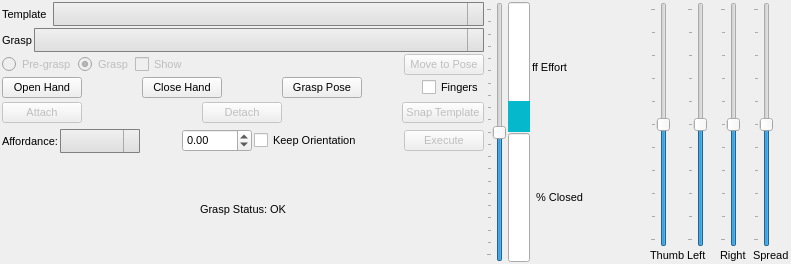
Old version of the form vigir_ocs_grasp_widget/src/graspWidget.ui in the repository team-vigir/vigir_ocs_common.
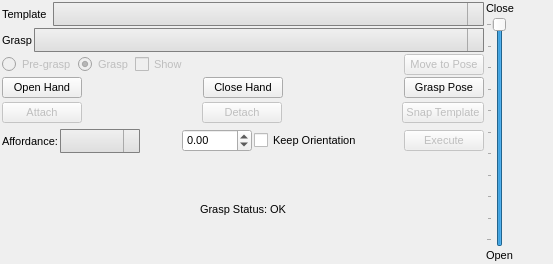
New version of the form.

Commit message: Removed individual finger control from grasp widget

```diff
--- a/vigir_ocs_grasp_widget/src/graspWidget.ui
+++ b/vigir_ocs_grasp_widget/src/graspWidget.ui
@@ -6,7 +6,7 @@
    <rect>
     <x>0</x>
     <y>0</y>
-    <width>791</width>
+    <width>553</width>
     <height>264</height>
    </rect>
   </property>
@@ -340,29 +340,6 @@
             </property>
            </widget>
           </item>
-          <item>
-           <spacer name="horizontalSpacer_7">
-            <property name="orientation">
-             <enum>Qt::Horizontal</enum>
-            </property>
-            <property name="sizeType">
-             <enum>QSizePolicy::Expanding</enum>
-            </property>
-            <property name="sizeHint" stdset="0">
-             <size>
-              <width>40</width>
-              <height>20</height>
-             </size>
-            </property>
-           </spacer>
-          </item>
-          <item>
-           <widget class="QCheckBox" name="fingerBox">
-            <property name="text">
-             <string>Fingers</string>
-            </property>
-           </widget>
-          </item>
          </layout>
         </item>
         <item>
@@ -680,13 +657,20 @@
                <property name="spacing">
                 <number>2</number>
                </property>
+               <item>
+                <widget class="QLabel" name="label_4">
+                 <property name="text">
+                  <string>Close</string>
+                 </property>
+                </widget>
+               </item>
                <item>
                 <widget class="QSlider" name="userSlider">
                  <property name="layoutDirection">
                   <enum>Qt::LeftToRight</enum>
                  </property>
                  <property name="maximum">
-                  <number>200</number>
+                  <number>100</number>
                  </property>
                  <property name="value">
                   <number>100</number>
@@ -702,222 +686,12 @@
                  </property>
                 </widget>
                </item>
-              </layout>
-             </item>
-             <item>
-              <layout class="QVBoxLayout" name="verticalLayout_3">
-               <property name="spacing">
-                <number>1</number>
-               </property>
                <item>
-                <layout class="QHBoxLayout" name="horizontalLayout_12">
-                 <property name="spacing">
-                  <number>2</number>
+                <widget class="QLabel" name="label">
+                 <property name="text">
+                  <string>Open</string>
                  </property>
-                 <item>
-                  <widget class="QProgressBar" name="forceGraph">
-                   <property name="styleSheet">
-                    <string notr="true">QProgressBar::chunk {
-	background-color: #05B8CC;
-}</string>
-                   </property>
-                   <property name="maximum">
-                    <number>100</number>
-                   </property>
-                   <property name="value">
-                    <number>24</number>
-                   </property>
-                   <property name="orientation">
-                    <enum>Qt::Vertical</enum>
-                   </property>
-                   <property name="format">
-                    <string/>
-                   </property>
-                  </widget>
-                 </item>
-                 <item>
-                  <widget class="QLabel" name="label_5">
-                   <property name="text">
-                    <string>ff Effort</string>
-                   </property>
-                  </widget>
-                 </item>
-                </layout>
-               </item>
-               <item>
-                <layout class="QHBoxLayout" name="horizontalLayout_14">
-                 <item>
-                  <widget class="QProgressBar" name="closedGraph">
-                   <property name="styleSheet">
-                    <string notr="true">QProgressBar::chunk {
-	background-color: #05B8CC;
-}</string>
-                   </property>
-                   <property name="maximum">
-                    <number>100</number>
-                   </property>
-                   <property name="orientation">
-                    <enum>Qt::Vertical</enum>
-                   </property>
-                   <property name="format">
-                    <string/>
-                   </property>
-                  </widget>
-                 </item>
-                 <item>
-                  <widget class="QLabel" name="label_4">
-                   <property name="text">
-                    <string>% Closed</string>
-                   </property>
-                  </widget>
-                 </item>
-                </layout>
-               </item>
-              </layout>
-             </item>
-             <item>
-              <layout class="QVBoxLayout" name="verticalLayout">
-               <property name="spacing">
-                <number>2</number>
-               </property>
-               <item>
-                <layout class="QHBoxLayout" name="horizontalLayout_18">
-                 <property name="spacing">
-                  <number>2</number>
-                 </property>
-                 <item>
-                  <layout class="QVBoxLayout" name="verticalLayout_9">
-                   <property name="spacing">
-                    <number>2</number>
-                   </property>
-                   <item>
-                    <widget class="QSlider" name="verticalSlider">
-                     <property name="minimum">
-                      <number>-50</number>
-                     </property>
-                     <property name="maximum">
-                      <number>50</number>
-                     </property>
-                     <property name="orientation">
-                      <enum>Qt::Vertical</enum>
-                     </property>
-                     <property name="tickPosition">
-                      <enum>QSlider::TicksAbove</enum>
-                     </property>
-                     <property name="tickInterval">
-                      <number>10</number>
-                     </property>
-                    </widget>
-                   </item>
-                   <item>
-                    <widget class="QLabel" name="label_8">
-                     <property name="text">
-                      <string>Thumb</string>
-                     </property>
-                    </widget>
-                   </item>
-                  </layout>
-                 </item>
-                 <item>
-                  <layout class="QVBoxLayout" name="verticalLayout_10">
-                   <property name="spacing">
-                    <number>2</number>
-                   </property>
-                   <item>
-                    <widget class="QSlider" name="verticalSlider_2">
-                     <property name="minimum">
-                      <number>-50</number>
-                     </property>
-                     <property name="maximum">
-                      <number>50</number>
-                     </property>
-                     <property name="orientation">
-                      <enum>Qt::Vertical</enum>
-                     </property>
-                     <property name="tickPosition">
-                      <enum>QSlider::TicksAbove</enum>
-                     </property>
-                     <property name="tickInterval">
-                      <number>10</number>
-                     </property>
-                    </widget>
-                   </item>
-                   <item>
-                    <widget class="QLabel" name="label_9">
-                     <property name="text">
-                      <string>Left</string>
-                     </property>
-                    </widget>
-                   </item>
-                  </layout>
-                 </item>
-                 <item>
-                  <layout class="QVBoxLayout" name="verticalLayout_11">
-                   <property name="spacing">
-                    <number>2</number>
-                   </property>
-                   <item>
-                    <widget class="QSlider" name="verticalSlider_3">
-                     <property name="minimum">
-                      <number>-50</number>
-                     </property>
-                     <property name="maximum">
-                      <number>50</number>
-                     </property>
-                     <property name="orientation">
-                      <enum>Qt::Vertical</enum>
-                     </property>
-                     <property name="tickPosition">
-                      <enum>QSlider::TicksAbove</enum>
-                     </property>
-                     <property name="tickInterval">
-                      <number>10</number>
-                     </property>
-                    </widget>
-                   </item>
-                   <item>
-                    <widget class="QLabel" name="label_10">
-                     <property name="text">
-                      <string>Right</string>
-                     </property>
-                    </widget>
-                   </item>
-                  </layout>
-                 </item>
-                 <item>
-                  <layout class="QVBoxLayout" name="verticalLayout_12">
-                   <property name="spacing">
-                    <number>2</number>
-                   </property>
-                   <item>
-                    <widget class="QSlider" name="verticalSlider_4">
-                     <property name="minimum">
-                      <number>-50</number>
-                     </property>
-                     <property name="maximum">
-                      <number>50</number>
-                     </property>
-                     <property name="orientation">
-                      <enum>Qt::Vertical</enum>
-                     </property>
-                     <property name="tickPosition">
-                      <enum>QSlider::TicksAbove</enum>
-                     </property>
-                     <property name="tickInterval">
-                      <number>10</number>
-                     </property>
-                    </widget>
-                   </item>
-                   <item>
-                    <widget class="QLabel" name="label_11">
-                     <property name="text">
-                      <string>Spread</string>
-                     </property>
-                    </widget>
-                   </item>
-                  </layout>
-                 </item>
-                </layout>
+                </widget>
                </item>
               </layout>
              </item>
```
The commit also changes 2 other files.
